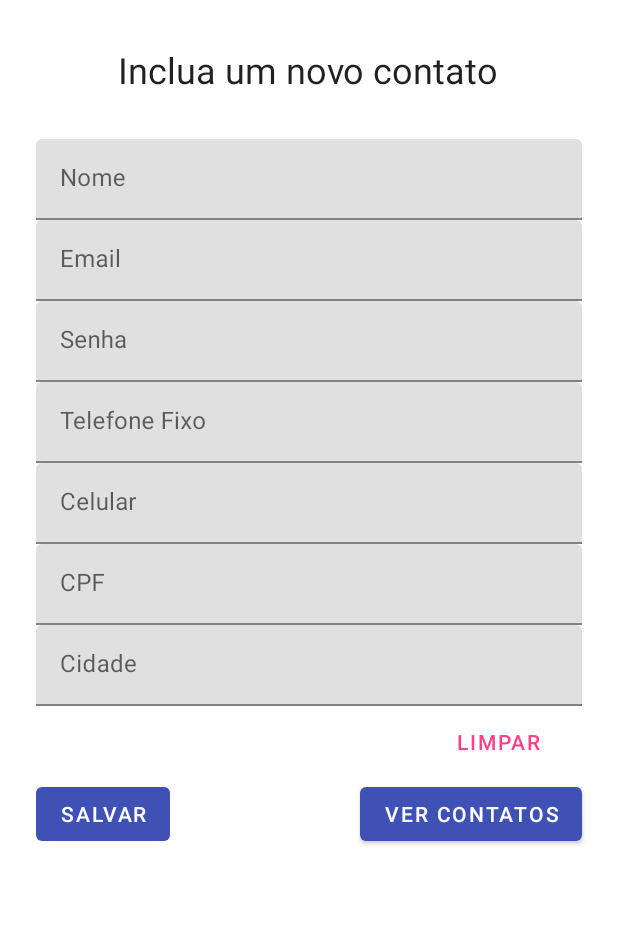
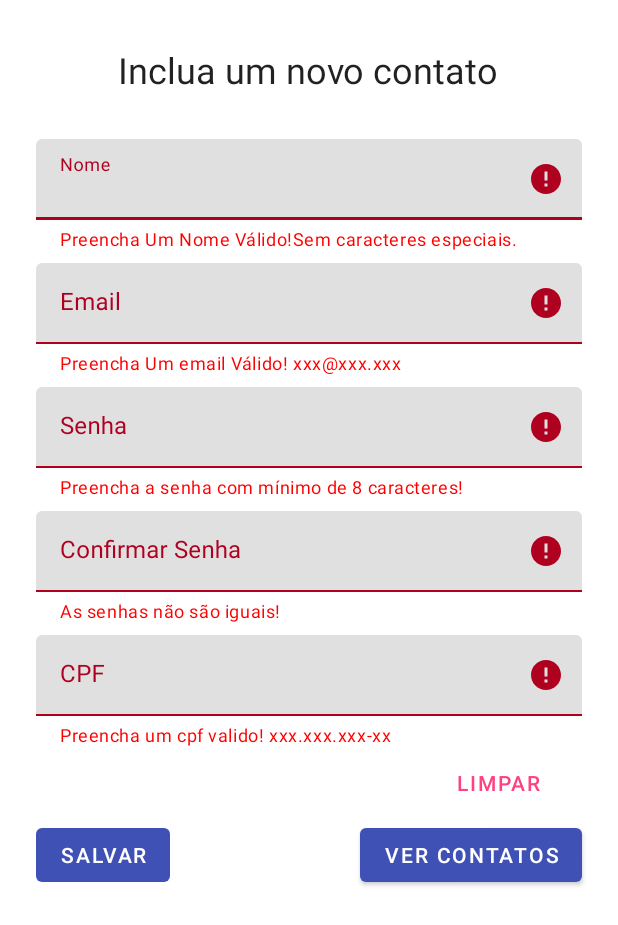
Before and after one commit to CleitonHSS/Contacts, an Android app: the Cadastrar screen opened directly, with no data from a screen before it, after a tap on "SALVAR", on a phone screen of 412 x 824 dp. Shown: the top 925 px of the screen. Run offline under Robolectric (Android 15) with nearby library versions, the phone set to English and light mode, and no system bars; our stand-ins replace AdMob, Firebase (no records; nobody signed in at launch, a user with empty details on screens opened directly); 1 other tap on this screen came first.

```diff
--- a/app/build.gradle
+++ b/app/build.gradle
@@ -20,6 +20,7 @@ android {
 
 dependencies {
     api 'com.android.support:design:28.0.0-rc02'
+    implementation 'com.google.android.gms:play-services-ads:15.0.1'
     implementation 'com.android.support:support-v4:28.0.0-rc02'
     implementation 'com.jakewharton:butterknife:8.8.1'
     implementation 'com.squareup.retrofit2:retrofit:2.4.0'
--- a/app/src/main/java/cleitonsantos/infnet/com/br/contacts/Cadastrar.java
+++ b/app/src/main/java/cleitonsantos/infnet/com/br/contacts/Cadastrar.java
@@ -1,99 +1,196 @@
 package cleitonsantos.infnet.com.br.contacts;
 
+import android.content.Context;
 import android.content.Intent;
+import android.content.res.ColorStateList;
 import android.support.annotation.Nullable;
 import android.support.design.widget.TextInputEditText;
+import android.support.design.widget.TextInputLayout;
 import android.support.v7.app.AppCompatActivity;
 import android.os.Bundle;
 import android.text.Editable;
+import android.text.Layout;
+import android.util.Patterns;
 import android.view.View;
 import android.widget.Toast;
 
+import com.google.android.gms.ads.AdListener;
+import com.google.android.gms.ads.AdRequest;
+import com.google.android.gms.ads.InterstitialAd;
+
+import com.google.android.gms.ads.MobileAds;
 import com.google.firebase.database.DatabaseReference;
 import com.google.firebase.database.FirebaseDatabase;
 
+import java.io.File;
+import java.io.FileOutputStream;
 import java.util.ArrayList;
 import java.util.List;
+import java.util.regex.Pattern;
+
 
 public class Cadastrar extends AppCompatActivity {
+    private InterstitialAd mInterstitialAd;
+    Boolean valid;
+
+    TextInputEditText nomeField;
+    TextInputEditText emailField;
+    TextInputEditText senhaField;
+    TextInputEditText confirmarField;
+    TextInputEditText cpfField;
+    TextInputLayout nomeLayout;
+    TextInputLayout emailLayout;
+    TextInputLayout senhaLayout;
+    TextInputLayout confirmarLayout;
+    TextInputLayout cpfLayout;
+    String nomeBody;
+    String emailBody;
+    String senhaBody;
+    String cpfBody;
+    List<TextInputEditText> textEditList;
+
     @Override
     protected void onCreate(Bundle savedInstanceState) {
         super.onCreate(savedInstanceState);
         setContentView(R.layout.activity_cadastrar);
-
+        //pega referências para as views na interface
+        nomeField = findViewById(R.id.nome_edit_text);
+        emailField = findViewById(R.id.email_edit_text);
+        senhaField = findViewById(R.id.senha_edit_text);
+        confirmarField = findViewById(R.id.confirmar_edit_text);
+        cpfField = findViewById(R.id.cpf_edit_text);
+        nomeLayout = findViewById(R.id.nome_text_input);
+        emailLayout = findViewById(R.id.email_text_input);
+        senhaLayout = findViewById(R.id.senha_text_input);
+        confirmarLayout = findViewById(R.id.confirmar_text_input);
+        cpfLayout = findViewById(R.id.cpf_text_input);
     }
 
-    private List<TextInputEditText> textEditList = new ArrayList<>();
-
     public void saveContato(View view){
-        //pega referências para as views na interface
-        TextInputEditText nomeField = findViewById(R.id.nome_edit_text);
-        TextInputEditText emailField = findViewById(R.id.email_edit_text);
-        TextInputEditText senhaField = findViewById(R.id.senha_edit_text);
-        TextInputEditText telefoneField = findViewById(R.id.telefone_edit_text);
-        TextInputEditText celularField = findViewById(R.id.celular_edit_text);
-        TextInputEditText cpfField = findViewById(R.id.cpf_edit_text);
-        TextInputEditText cidadeField = findViewById(R.id.cidade_edit_text);
-
-        // pega os valores necessários para construir uma QuestionCard a partir das views
-        String nomeBody = nomeField.getText().toString();
-        String emailBody = emailField.getText().toString();
-        String senhaBody = senhaField.getText().toString();
-        String telefoneBody = telefoneField.getText().toString();
-        String celularBody = celularField.getText().toString();
-        String cpfBody = cpfField.getText().toString();
-        String cidadeBody = cidadeField.getText().toString();
-
-        if(!isValid(nomeField.getText())|| !isValid(emailField.getText())|| !isValid(senhaField.getText())||
-                !isValid(telefoneField.getText())|| !isValid(celularField.getText())|| !isValid(cpfField.getText())|| !isValid(cidadeField.getText())){
-            Toast.makeText(this, "Preencha todos os campos!",
-                    Toast.LENGTH_LONG).show();
-
-        } else {
-            final Contato contato = new Contato(nomeBody,emailBody,senhaBody,telefoneBody,celularBody,cpfBody,cidadeBody);
-
+        validCheck();
+        if(valid == true){
+            // pega os valores necessários para construir uma QuestionCard a partir das views
+            String nomeBody = nomeField.getText().toString();
+            String emailBody = emailField.getText().toString();
+            String senhaBody = senhaField.getText().toString();
+            String cpfBody = cpfField.getText().toString();
+            final Contato contato = new Contato(nomeBody,emailBody,senhaBody,cpfBody);
             DatabaseReference databaseReference = FirebaseDatabase.getInstance().getReference("ActiveContatos");
             databaseReference = databaseReference.push();
             databaseReference.setValue(contato);
+            String filename = "contatos";
+            String string = contato.toString();
+            FileOutputStream outputStream;
 
-            clearForm( nomeField, emailField, senhaField,telefoneField,celularField,cpfField,cidadeField);
+            try {
+                outputStream = openFileOutput(filename, Context.MODE_PRIVATE);
+                outputStream.write(string.getBytes());
+                outputStream.close();
+            } catch (Exception e) {
+                e.printStackTrace();
+            }
+
+            clearForm(view);
 
             Toast.makeText(this, "Contato salvo com sucesso!",
                     Toast.LENGTH_LONG).show();
         }
+    }
+
+    public void clearForm(View view) {
+        textEditList = new ArrayList<>();
+        textEditList.add(0,nomeField);
+        textEditList.add(1,emailField);
+        textEditList.add(2,senhaField);
+        textEditList.add(3,confirmarField);
+        textEditList.add(3,cpfField);
+        for(int i = 0; i<5;i++){
+            TextInputEditText v = textEditList.get(i);
+            v.setText("");
+        }
+        nomeLayout.setError(null);
+        emailLayout.setError(null);
+        senhaLayout.setError(null);
+        confirmarLayout.setError(null);
+        cpfLayout.setError(null);
+        nomeField.requestFocus();
+    }
+    //verificando se há campos inválidos
+    private void validCheck() {
+        valid = true;
+        TextInputEditText focus = nomeField;
+        nomeLayout.setError(null);
+        emailLayout.setError(null);
+        senhaLayout.setError(null);
+        confirmarLayout.setError(null);
+        cpfLayout.setError(null);
+        if (!isCpfValid(cpfField.getText())) {
+            focus = cpfField;
+            cpfLayout.setError("Preencha um cpf valido! xxx.xxx.xxx-xx");
+            cpfLayout.setErrorTextColor(ColorStateList.valueOf(getResources().getColor(R.color.colorError)));
+            valid = false;
+        }
+        if (!isConfirmarValid(senhaField.getText(), confirmarField.getText())) {
+            focus = confirmarField;
+            confirmarLayout.setError("As senhas não são iguais!");
+            confirmarLayout.setErrorTextColor(ColorStateList.valueOf(getResources().getColor(R.color.colorError)));
+            valid = false;
+        }
+        if (!isSenhaValid(senhaField.getText())) {
+            focus = senhaField;
+            senhaLayout.setError("Preencha a senha com mínimo de 8 caracteres!");
+            senhaLayout.setErrorTextColor(ColorStateList.valueOf(getResources().getColor(R.color.colorError)));
+            valid = false;
+        }
+        if (!isEmailValid(emailField.getText())) {
+            focus = emailField;
+            emailLayout.setError("Preencha Um email Válido! xxx@xxx.xxx");
+            emailLayout.setErrorTextColor(ColorStateList.valueOf(getResources().getColor(R.color.colorError)));
+            valid = false;
+        }
+        if (!isNomeValid(nomeField.getText())) {
+            focus = nomeField;
+            nomeLayout.setError("Preencha Um Nome Válido!Sem caracteres especiais.");
+            nomeLayout.setErrorTextColor(ColorStateList.valueOf(getResources().getColor(R.color.colorError)));
+            valid = false;
+        }
+
+        focus.requestFocus();
 
     }
 
-    public void Limpar(View view){
-        TextInputEditText nomeField = findViewById(R.id.nome_edit_text);
-        TextInputEditText emailField = findViewById(R.id.email_edit_text);
-        TextInputEditText senhaField = findViewById(R.id.senha_edit_text);
-        TextInputEditText telefoneField = findViewById(R.id.telefone_edit_text);
-        TextInputEditText celularField = findViewById(R.id.celular_edit_text);
-        TextInputEditText cpfField = findViewById(R.id.cpf_edit_text);
-        TextInputEditText cidadeField = findViewById(R.id.cidade_edit_text);
-
-        clearForm( nomeField, emailField, senhaField,telefoneField,celularField,cpfField,cidadeField);
-    }
-
-    private void clearForm(TextInputEditText a, TextInputEditText b, TextInputEditText c, TextInputEditText d, TextInputEditText e, TextInputEditText f,TextInputEditText g) {
-        textEditList.add(0,a);
-        textEditList.add(1,b);
-        textEditList.add(2,c);
-        textEditList.add(3,d);
-        textEditList.add(4,e);
-        textEditList.add(5,f);
-        textEditList.add(6,g);
-        for(int i = 0; i<7;i++){
-            TextInputEditText v = textEditList.get(i);
-            v.setText("");
-        }
-    }
 
     private boolean isValid(@Nullable Editable text) {
         return text != null && text.length() > 0 ;
     }
 
+    private boolean isEmailValid(@Nullable Editable text) {
+        return isValid(text)&& Patterns.EMAIL_ADDRESS.matcher(text).matches();
+
+    }
+    private boolean isNomeValid(@Nullable Editable text) {
+        return isValid(text)
+                && Pattern.compile("[a-zA-Z][a-zA-Z\\ \\.\\-]{0,64}").matcher(text).matches();
+    }
+    private boolean isSenhaValid(@Nullable Editable text) {
+        return isValid(text)&& text.length() >= 8;
+    }
+
+
+    private boolean isConfirmarValid(@Nullable Editable text, @Nullable Editable conf) {
+        return isValid(text)&& isValid(conf) && conf.toString().equals(text.toString());
+    }
+
+    private boolean isCpfValid(@Nullable Editable text) {
+        return isValid(text)&& Pattern.compile(
+                "[0-9]{3,3}" +
+                        "\\." +
+                        "[0-9]{3,3}" +
+                        "\\." +
+                        "[0-9]{3,3}" +
+                        "\\-" +
+                        "[0-9]{2,2}").matcher(text).matches();
+    }
 
     public void navegarContatos(View view){
         Intent intent = new Intent(this, ContatosList.class);
@@ -101,4 +198,5 @@ public class Cadastrar extends AppCompatActivity {
         startActivity(intent);
         finish();
     }
+
 }
--- a/app/src/main/res/layout/activity_cadastrar.xml
+++ b/app/src/main/res/layout/activity_cadastrar.xml
@@ -34,7 +34,8 @@
             style="@style/Widget.MaterialComponents.TextInputLayout.FilledBox.Dense"
             android:layout_width="match_parent"
             android:layout_height="wrap_content"
-            android:hint="Nome">
+            android:hint="Nome"
+            app:errorEnabled="true">
 
             <android.support.design.widget.TextInputEditText
                 android:id="@+id/nome_edit_text"
@@ -49,7 +50,9 @@
             style="@style/Widget.MaterialComponents.TextInputLayout.FilledBox.Dense"
             android:layout_width="match_parent"
             android:layout_height="wrap_content"
-            android:hint="Email">
+            android:layout_marginTop="8dp"
+            android:hint="Email"
+            app:errorEnabled="true">
 
             <android.support.design.widget.TextInputEditText
                 android:id="@+id/email_edit_text"
@@ -64,7 +67,9 @@
             style="@style/Widget.MaterialComponents.TextInputLayout.FilledBox.Dense"
             android:layout_width="match_parent"
             android:layout_height="wrap_content"
-            android:hint="Senha">
+            android:layout_marginTop="8dp"
+            android:hint="Senha"
+            app:errorEnabled="true">
 
             <android.support.design.widget.TextInputEditText
                 android:id="@+id/senha_edit_text"
@@ -73,61 +78,33 @@
                 android:inputType="textPassword"
                 android:maxLines="1" />
         </android.support.design.widget.TextInputLayout>
-
         <android.support.design.widget.TextInputLayout
-            android:id="@+id/telefone_text_input"
+            android:id="@+id/confirmar_text_input"
             style="@style/Widget.MaterialComponents.TextInputLayout.FilledBox.Dense"
             android:layout_width="match_parent"
             android:layout_height="wrap_content"
-            android:hint="Telefone Fixo">
+            android:layout_marginTop="8dp"
+            android:hint="Confirmar Senha"
+            app:errorEnabled="true">
 
             <android.support.design.widget.TextInputEditText
-                android:id="@+id/telefone_edit_text"
+                android:id="@+id/confirmar_edit_text"
                 android:layout_width="match_parent"
                 android:layout_height="wrap_content"
-                android:inputType="phone"
+                android:inputType="textPassword"
                 android:maxLines="1" />
         </android.support.design.widget.TextInputLayout>
-
-        <android.support.design.widget.TextInputLayout
-            android:id="@+id/celular_text_input"
-            style="@style/Widget.MaterialComponents.TextInputLayout.FilledBox.Dense"
-            android:layout_width="match_parent"
-            android:layout_height="wrap_content"
-            android:hint="Celular">
-
-            <android.support.design.widget.TextInputEditText
-                android:id="@+id/celular_edit_text"
-                android:layout_width="match_parent"
-                android:layout_height="wrap_content"
-                android:inputType="phone"
-                android:maxLines="1" />
-        </android.support.design.widget.TextInputLayout>
-
         <android.support.design.widget.TextInputLayout
             android:id="@+id/cpf_text_input"
             style="@style/Widget.MaterialComponents.TextInputLayout.FilledBox.Dense"
             android:layout_width="match_parent"
             android:layout_height="wrap_content"
-            android:hint="CPF">
+            android:layout_marginTop="8dp"
+            android:hint="CPF"
+            app:errorEnabled="true">
 
             <android.support.design.widget.TextInputEditText
                 android:id="@+id/cpf_edit_text"
-                android:layout_width="match_parent"
-                android:layout_height="wrap_content"
-                android:inputType="text"
-                android:maxLines="1" />
-        </android.support.design.widget.TextInputLayout>
-
-        <android.support.design.widget.TextInputLayout
-            android:id="@+id/cidade_text_input"
-            style="@style/Widget.MaterialComponents.TextInputLayout.FilledBox.Dense"
-            android:layout_width="match_parent"
-            android:layout_height="wrap_content"
-            android:hint="Cidade">
-
-            <android.support.design.widget.TextInputEditText
-                android:id="@+id/cidade_edit_text"
                 android:layout_width="match_parent"
                 android:layout_height="wrap_content"
                 android:inputType="text"
@@ -144,7 +121,7 @@
             android:layout_gravity="right"
             android:text="Limpar"
             android:textColor="@color/colorAccent"
-            android:onClick="Limpar"
+            android:onClick="clearForm"
             android:textAppearance="@style/TextAppearance.MaterialComponents.Button"/>
 
         <RelativeLayout
--- a/app/src/main/res/values/colors.xml
+++ b/app/src/main/res/values/colors.xml
@@ -3,4 +3,5 @@
     <color name="colorPrimary">#3F51B5</color>
     <color name="colorPrimaryDark">#000</color>
     <color name="colorAccent">#FF4081</color>
+    <color name="colorError">#FF0000</color>
 </resources>
--- a/app/src/main/res/values/strings.xml
+++ b/app/src/main/res/values/strings.xml
@@ -1,3 +1,4 @@
 <resources>
     <string name="app_name">Contacts</string>
+    <string name="banner_unit_id">ca-app-pub-3940256099942544/6300978111</string>
 </resources>
--- a/build.gradle
+++ b/build.gradle
@@ -21,8 +21,11 @@ allprojects {
     repositories {
         google()
         jcenter()
+                maven {
+                    url "https://maven.google.com"
+                }
+        }
     }
-}
 
 task clean(type: Delete) {
     delete rootProject.buildDir
```
Also changed, not shown: app/src/main/AndroidManifest.xml (+10 -0 lines), app/src/main/java/cleitonsantos/infnet/com/br/contacts/ContactsContentProvider.java (added, +104 -0 lines), app/src/main/java/cleitonsantos/infnet/com/br/contacts/Contato.java (+2 -31 lines), app/src/main/java/cleitonsantos/infnet/com/br/contacts/ContatosAdapter.java (+1 -9 lines), app/src/main/java/cleitonsantos/infnet/com/br/contacts/ContatosDbHelper.java (added, +34 -0 lines), app/src/main/java/cleitonsantos/infnet/com/br/contacts/Contrato.java (added, +72 -0 lines), app/src/main/java/cleitonsantos/infnet/com/br/contacts/MainActivity.java (+10 -0 lines), app/src/main/res/layout/activity_main.xml (+12 -2 lines), app/src/main/res/layout/contato_card.xml (+0 -54 lines), 1 other file.
